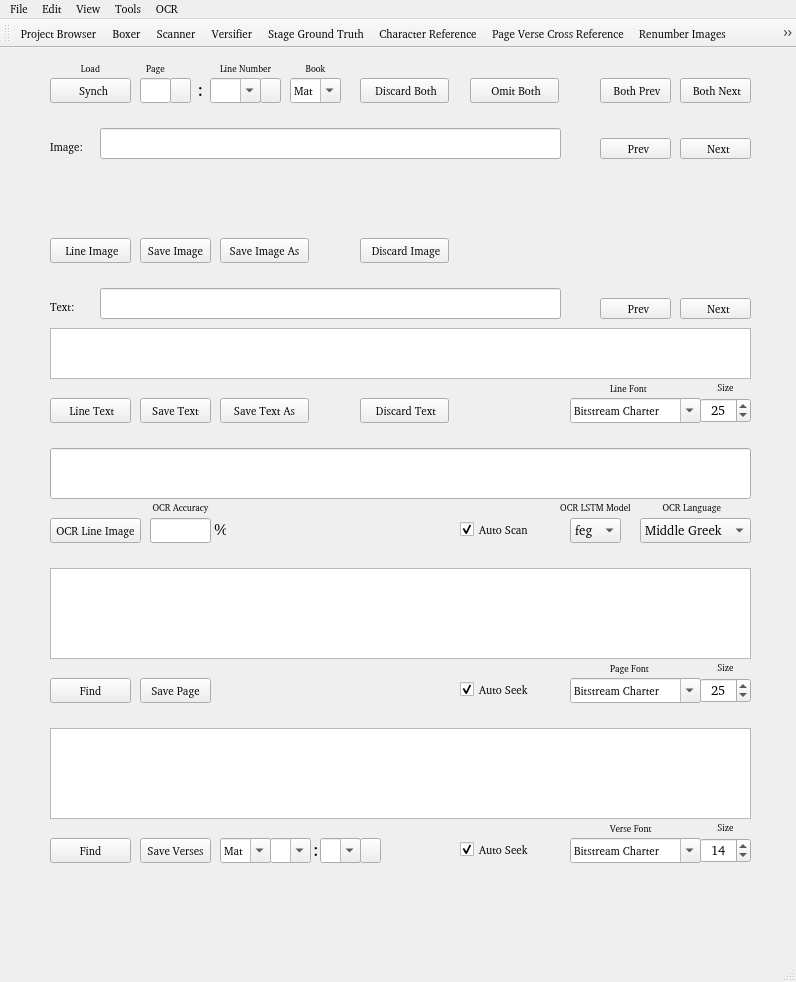
First picture: the form in Developer/QtDesignerUI/MyGrounderUI.ui, repository preachermax/BiblionOCR, before the edit.
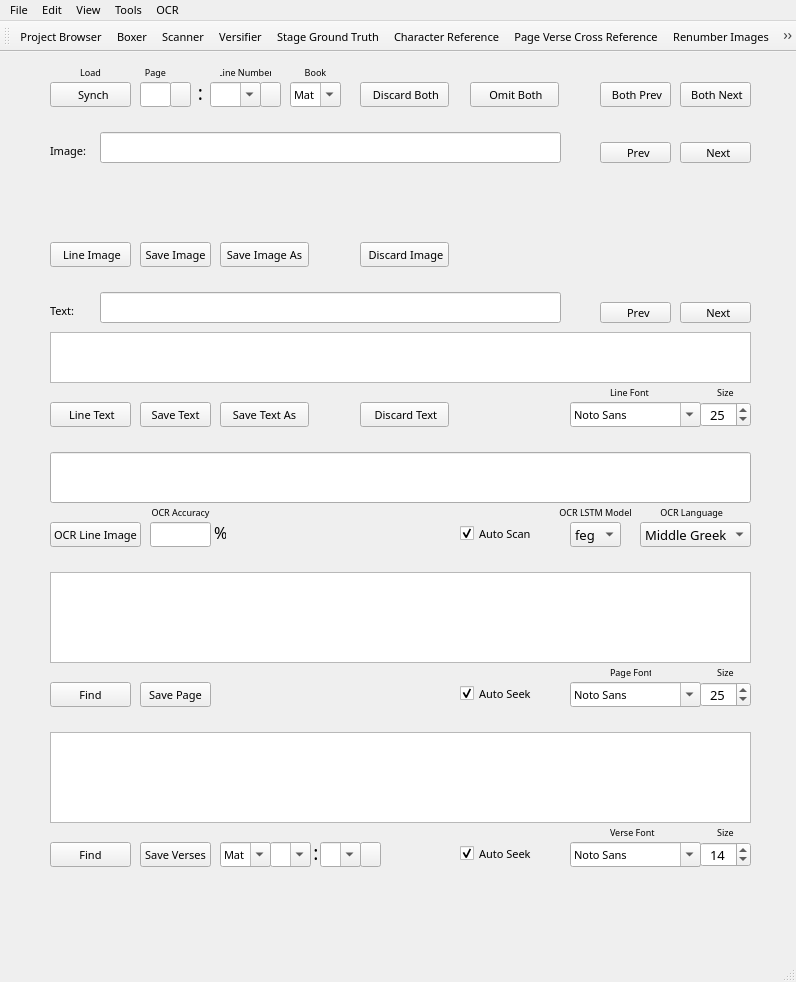
Second picture: the form after the edit. Icons and pictures are not drawn.

Commit message: fix(gui): bind chr reference and standardize FROMVS ui font

```diff
--- a/Developer/QtDesignerUI/MyGrounderUI.ui
+++ b/Developer/QtDesignerUI/MyGrounderUI.ui
@@ -12,7 +12,7 @@
   </property>
   <property name="font">
    <font>
-    <family>FROMVS [MAXR]</family>
+    <family>FROMVS</family>
     <pointsize>8</pointsize>
    </font>
   </property>
@@ -41,7 +41,7 @@
     </property>
     <property name="font">
      <font>
-      <family>FROMVS [MAXR]</family>
+      <family>FROMVS</family>
       <pointsize>8</pointsize>
      </font>
     </property>
@@ -64,7 +64,7 @@
     </property>
     <property name="font">
      <font>
-      <family>FROMVS [MAXR]</family>
+      <family>FROMVS</family>
       <pointsize>8</pointsize>
      </font>
     </property>
@@ -87,7 +87,7 @@
     </property>
     <property name="font">
      <font>
-      <family>FROMVS [MAXR]</family>
+      <family>FROMVS</family>
       <pointsize>8</pointsize>
      </font>
     </property>
@@ -110,7 +110,7 @@
     </property>
     <property name="font">
      <font>
-      <family>FROMVS [MAXR]</family>
+      <family>FROMVS</family>
       <pointsize>8</pointsize>
      </font>
     </property>
@@ -136,7 +136,7 @@
     </property>
     <property name="font">
      <font>
-      <family>FROMVS [MAXR]</family>
+      <family>FROMVS</family>
       <pointsize>8</pointsize>
      </font>
     </property>
@@ -191,7 +191,7 @@
     </property>
     <property name="font">
      <font>
-      <family>FROMVS [MAXR]</family>
+      <family>FROMVS</family>
       <pointsize>8</pointsize>
      </font>
     </property>
@@ -217,7 +217,7 @@
     </property>
     <property name="font">
      <font>
-      <family>FROMVS [MAXR]</family>
+      <family>FROMVS</family>
       <pointsize>8</pointsize>
      </font>
     </property>
@@ -291,7 +291,7 @@
     </property>
     <property name="font">
      <font>
-      <family>FROMVS [MAXR]</family>
+      <family>FROMVS</family>
       <pointsize>8</pointsize>
      </font>
     </property>
@@ -317,7 +317,7 @@
     </property>
     <property name="font">
      <font>
-      <family>FROMVS [MAXR]</family>
+      <family>FROMVS</family>
       <pointsize>8</pointsize>
      </font>
     </property>
@@ -343,7 +343,7 @@
     </property>
     <property name="font">
      <font>
-      <family>FROMVS [MAXR]</family>
+      <family>FROMVS</family>
       <pointsize>8</pointsize>
      </font>
     </property>
@@ -366,7 +366,7 @@
     </property>
     <property name="font">
      <font>
-      <family>FROMVS [MAXR]</family>
+      <family>FROMVS</family>
       <pointsize>8</pointsize>
      </font>
     </property>
@@ -389,7 +389,7 @@
     </property>
     <property name="font">
      <font>
-      <family>FROMVS [MAXR]</family>
+      <family>FROMVS</family>
       <pointsize>8</pointsize>
      </font>
     </property>
@@ -412,7 +412,7 @@
     </property>
     <property name="font">
      <font>
-      <family>FROMVS [MAXR]</family>
+      <family>FROMVS</family>
       <pointsize>8</pointsize>
      </font>
     </property>
@@ -438,7 +438,7 @@
     </property>
     <property name="font">
      <font>
-      <family>FROMVS [MAXR]</family>
+      <family>FROMVS</family>
       <pointsize>8</pointsize>
      </font>
     </property>
@@ -464,7 +464,7 @@
     </property>
     <property name="font">
      <font>
-      <family>FROMVS [MAXR]</family>
+      <family>FROMVS</family>
       <pointsize>8</pointsize>
      </font>
     </property>
@@ -490,7 +490,7 @@
     </property>
     <property name="font">
      <font>
-      <family>FROMVS [MAXR]</family>
+      <family>FROMVS</family>
       <pointsize>8</pointsize>
      </font>
     </property>
@@ -516,7 +516,7 @@
     </property>
     <property name="font">
      <font>
-      <family>FROMVS [MAXR]</family>
+      <family>FROMVS</family>
       <pointsize>8</pointsize>
      </font>
     </property>
@@ -542,7 +542,7 @@
     </property>
     <property name="font">
      <font>
-      <family>FROMVS [MAXR]</family>
+      <family>FROMVS</family>
       <pointsize>8</pointsize>
      </font>
     </property>
@@ -612,7 +612,7 @@
     </property>
     <property name="font">
      <font>
-      <family>FROMVS [MAXR]</family>
+      <family>FROMVS</family>
       <pointsize>8</pointsize>
      </font>
     </property>
@@ -634,7 +634,7 @@
     </property>
     <property name="font">
      <font>
-      <family>FROMVS [MAXR]</family>
+      <family>FROMVS</family>
       <pointsize>8</pointsize>
      </font>
     </property>
@@ -993,7 +993,7 @@
     </property>
     <property name="font">
      <font>
-      <family>FROMVS [MAXR]</family>
+      <family>FROMVS</family>
       <pointsize>10</pointsize>
      </font>
     </property>
@@ -1056,7 +1056,7 @@
     </property>
     <property name="font">
      <font>
-      <family>FROMVS [MAXR]</family>
+      <family>FROMVS</family>
       <pointsize>7</pointsize>
      </font>
     </property>
@@ -1081,7 +1081,7 @@
     </property>
     <property name="font">
      <font>
-      <family>FROMVS [MAXR]</family>
+      <family>FROMVS</family>
       <pointsize>10</pointsize>
      </font>
     </property>
@@ -1134,7 +1134,7 @@
     </property>
     <property name="font">
      <font>
-      <family>FROMVS [MAXR]</family>
+      <family>FROMVS</family>
       <pointsize>7</pointsize>
      </font>
     </property>
@@ -1156,7 +1156,7 @@
     </property>
     <property name="font">
      <font>
-      <family>FROMVS [MAXR]</family>
+      <family>FROMVS</family>
       <pointsize>7</pointsize>
      </font>
     </property>
@@ -1178,7 +1178,7 @@
     </property>
     <property name="font">
      <font>
-      <family>FROMVS [MAXR]</family>
+      <family>FROMVS</family>
       <pointsize>10</pointsize>
      </font>
     </property>
@@ -1209,7 +1209,7 @@
     </property>
     <property name="font">
      <font>
-      <family>FROMVS [MAXR]</family>
+      <family>FROMVS</family>
       <pointsize>7</pointsize>
      </font>
     </property>
@@ -1250,7 +1250,7 @@
     </property>
     <property name="font">
      <font>
-      <family>FROMVS [MAXR]</family>
+      <family>FROMVS</family>
       <pointsize>7</pointsize>
      </font>
     </property>
@@ -1272,7 +1272,7 @@
     </property>
     <property name="font">
      <font>
-      <family>FROMVS [MAXR]</family>
+      <family>FROMVS</family>
       <pointsize>10</pointsize>
      </font>
     </property>
@@ -1288,7 +1288,7 @@
     </property>
     <property name="font">
      <font>
-      <family>FROMVS [MAXR]</family>
+      <family>FROMVS</family>
       <pointsize>12</pointsize>
      </font>
     </property>
@@ -1370,7 +1370,7 @@
     </property>
     <property name="font">
      <font>
-      <family>FROMVS [MAXR]</family>
+      <family>FROMVS</family>
       <pointsize>7</pointsize>
      </font>
     </property>
@@ -1389,7 +1389,7 @@
     </property>
     <property name="font">
      <font>
-      <family>FROMVS [MAXR]</family>
+      <family>FROMVS</family>
       <pointsize>10</pointsize>
      </font>
     </property>
@@ -1420,7 +1420,7 @@
     </property>
     <property name="font">
      <font>
-      <family>FROMVS [MAXR]</family>
+      <family>FROMVS</family>
       <pointsize>7</pointsize>
      </font>
     </property>
@@ -1442,7 +1442,7 @@
     </property>
     <property name="font">
      <font>
-      <family>FROMVS [MAXR]</family>
+      <family>FROMVS</family>
       <pointsize>8</pointsize>
      </font>
     </property>
@@ -1484,7 +1484,7 @@
     </property>
     <property name="font">
      <font>
-      <family>FROMVS [MAXR]</family>
+      <family>FROMVS</family>
       <pointsize>8</pointsize>
      </font>
     </property>
@@ -1507,7 +1507,7 @@
     </property>
     <property name="font">
      <font>
-      <family>FROMVS [MAXR]</family>
+      <family>FROMVS</family>
       <pointsize>8</pointsize>
      </font>
     </property>
@@ -1530,7 +1530,7 @@
     </property>
     <property name="font">
      <font>
-      <family>FROMVS [MAXR]</family>
+      <family>FROMVS</family>
       <pointsize>10</pointsize>
      </font>
     </property>
@@ -1561,7 +1561,7 @@
     </property>
     <property name="font">
      <font>
-      <family>FROMVS [MAXR]</family>
+      <family>FROMVS</family>
       <pointsize>7</pointsize>
      </font>
     </property>
@@ -1605,7 +1605,7 @@
     </property>
     <property name="font">
      <font>
-      <family>FROMVS [MAXR]</family>
+      <family>FROMVS</family>
       <pointsize>7</pointsize>
      </font>
     </property>
@@ -1640,7 +1640,7 @@
     </property>
     <property name="font">
      <font>
-      <family>FROMVS [MAXR]</family>
+      <family>FROMVS</family>
       <pointsize>7</pointsize>
      </font>
     </property>
@@ -1662,7 +1662,7 @@
     </property>
     <property name="font">
      <font>
-      <family>FROMVS [MAXR]</family>
+      <family>FROMVS</family>
       <pointsize>8</pointsize>
      </font>
     </property>
@@ -1688,7 +1688,7 @@
     </property>
     <property name="font">
      <font>
-      <family>FROMVS [MAXR]</family>
+      <family>FROMVS</family>
       <pointsize>8</pointsize>
      </font>
     </property>
@@ -1734,7 +1734,7 @@
     </property>
     <property name="font">
      <font>
-      <family>FROMVS [MAXR]</family>
+      <family>FROMVS</family>
       <pointsize>7</pointsize>
      </font>
     </property>
@@ -1756,7 +1756,7 @@
     </property>
     <property name="font">
      <font>
-      <family>FROMVS [MAXR]</family>
+      <family>FROMVS</family>
       <pointsize>7</pointsize>
      </font>
     </property>
@@ -1797,7 +1797,7 @@
     </property>
     <property name="font">
      <font>
-      <family>FROMVS [MAXR]</family>
+      <family>FROMVS</family>
       <pointsize>7</pointsize>
      </font>
     </property>
@@ -1884,7 +1884,7 @@
     </property>
     <property name="font">
      <font>
-      <family>FROMVS [MAXR]</family>
+      <family>FROMVS</family>
       <pointsize>8</pointsize>
      </font>
     </property>
```
The commit also changes 39 other files.
